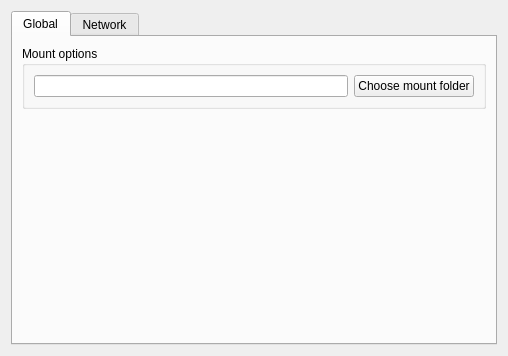
Before: the Qt Designer form parsec/core/gui/forms/settings_widget.ui in Scille/parsec-cloud, drawn with Qt 5.
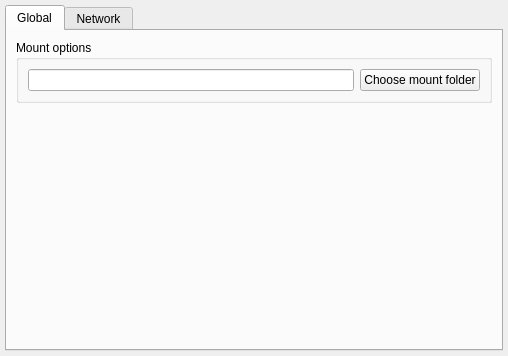
After: the same form once the commit is applied. Icons and pictures are not drawn.

The edit to the form file:
```diff
--- a/parsec/core/gui/forms/settings_widget.ui
+++ b/parsec/core/gui/forms/settings_widget.ui
@@ -20,6 +20,21 @@
    <string>Form</string>
   </property>
   <layout class="QVBoxLayout" name="verticalLayout">
+   <property name="spacing">
+    <number>5</number>
+   </property>
+   <property name="leftMargin">
+    <number>5</number>
+   </property>
+   <property name="topMargin">
+    <number>5</number>
+   </property>
+   <property name="rightMargin">
+    <number>5</number>
+   </property>
+   <property name="bottomMargin">
+    <number>5</number>
+   </property>
    <item>
     <widget class="QTabWidget" name="tab_settings">
      <property name="currentIndex">
```
Left out of the diff: 8 changed lines with no effect on the pictures.
